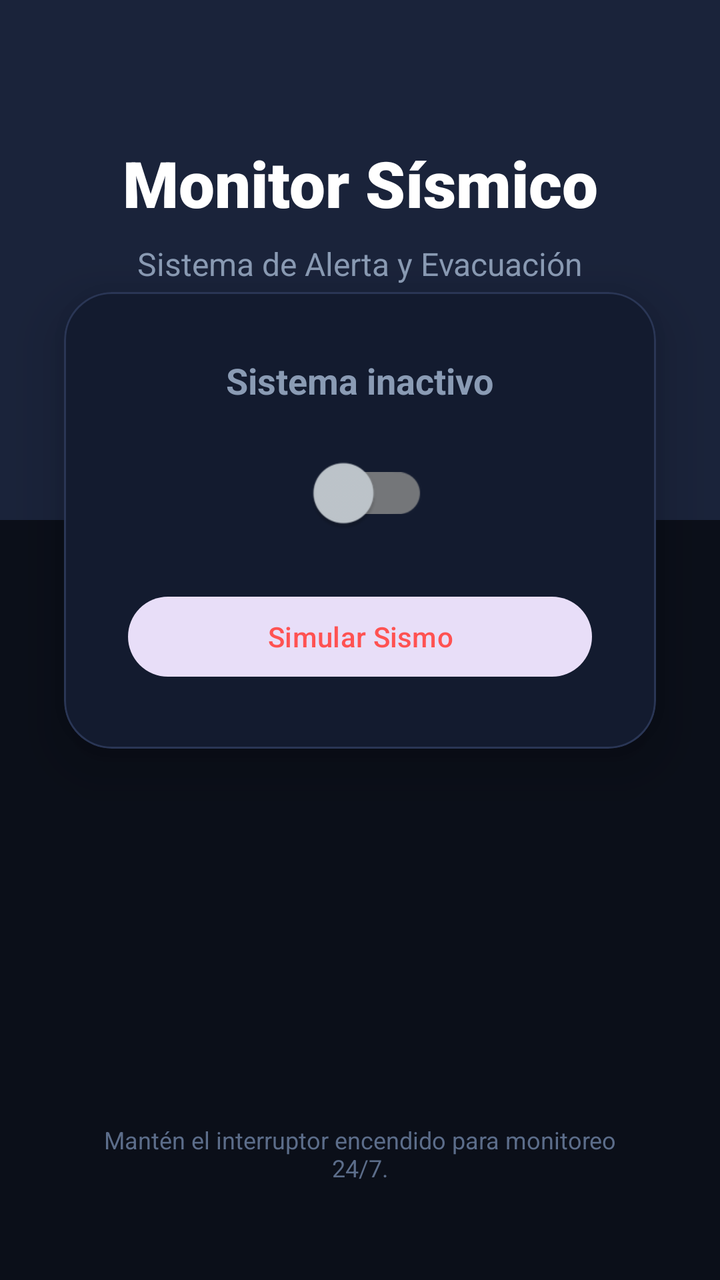
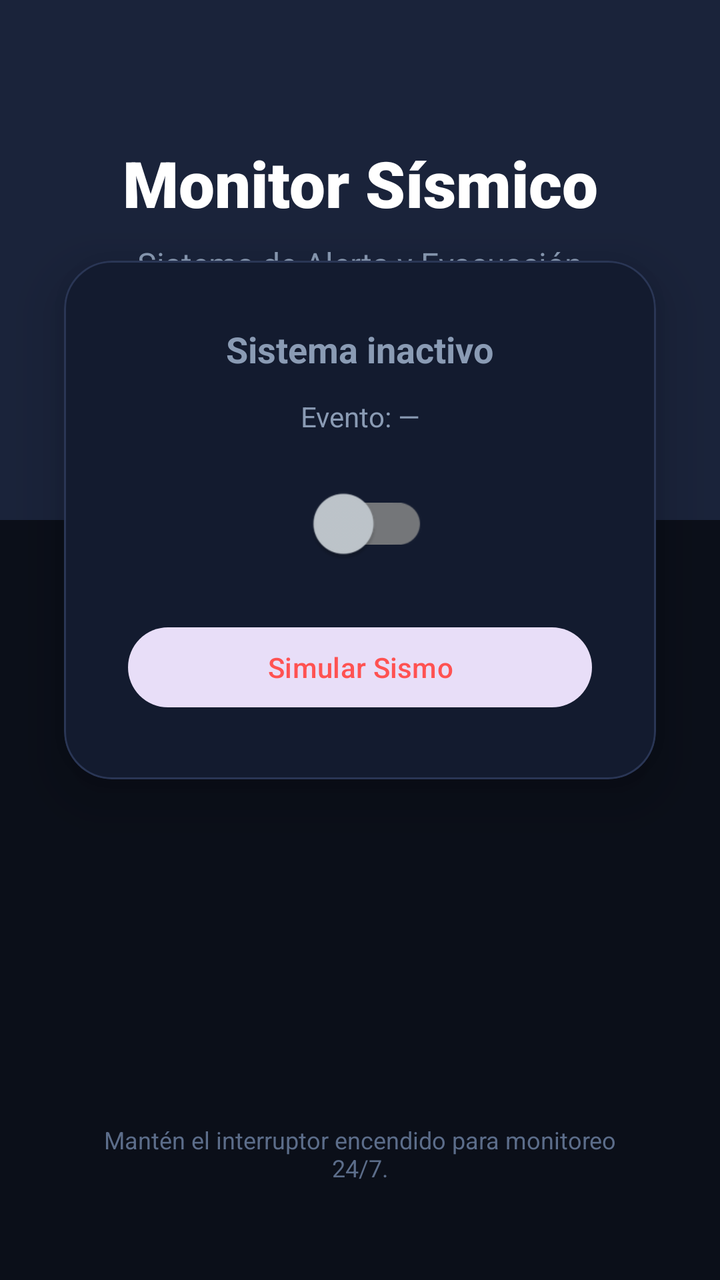

Compare the two renders of this Android layout. The source of the first and the diff that turns it into the second are given below.
<!-- AndroidManifest.xml: application theme Theme.MyApplication -->
<!-- res/layout/activity_main.xml -->
<?xml version="1.0" encoding="utf-8"?>
<androidx.constraintlayout.widget.ConstraintLayout
    xmlns:android="http://schemas.android.com/apk/res/android"
    xmlns:app="http://schemas.android.com/apk/res-auto"
    android:layout_width="match_parent"
    android:layout_height="match_parent"
    android:background="#0B0F19">

    <View
        android:id="@+id/headerBg"
        android:layout_width="match_parent"
        android:layout_height="260dp"
        android:background="#1A233A"
        app:layout_constraintTop_toTopOf="parent" />

    <TextView
        android:id="@+id/tituloApp"
        android:layout_width="wrap_content"
        android:layout_height="wrap_content"
        android:layout_marginTop="70dp"
        android:fontFamily="sans-serif-black"
        android:text="Monitor Sísmico"
        android:textColor="#FFFFFF"
        android:textSize="32sp"
        app:layout_constraintEnd_toEndOf="parent"
        app:layout_constraintStart_toStartOf="parent"
        app:layout_constraintTop_toTopOf="parent" />

    <TextView
        android:id="@+id/subtituloApp"
        android:layout_width="wrap_content"
        android:layout_height="wrap_content"
        android:layout_marginTop="8dp"
        android:text="Sistema de Alerta y Evacuación"
        android:textColor="#8A9BB4"
        android:textSize="16sp"
        app:layout_constraintEnd_toEndOf="parent"
        app:layout_constraintStart_toStartOf="parent"
        app:layout_constraintTop_toBottomOf="@+id/tituloApp" />

    <com.google.android.material.card.MaterialCardView
        android:layout_width="match_parent"
        android:layout_height="wrap_content"
        android:layout_marginHorizontal="32dp"
        app:cardBackgroundColor="#131B2F"
        app:cardCornerRadius="24dp"
        app:cardElevation="16dp"
        app:strokeColor="#2A3655"
        app:strokeWidth="1dp"
        app:layout_constraintBottom_toBottomOf="@+id/headerBg"
        app:layout_constraintTop_toBottomOf="@+id/headerBg"
        app:layout_constraintEnd_toEndOf="parent"
        app:layout_constraintStart_toStartOf="parent">

        <LinearLayout
            android:layout_width="match_parent"
            android:layout_height="wrap_content"
            android:gravity="center"
            android:orientation="vertical"
            android:padding="32dp">

            <TextView
                android:id="@+id/textoEstado"
                android:layout_width="wrap_content"
                android:layout_height="wrap_content"
                android:layout_marginBottom="20dp"
                android:text="Sistema inactivo"
                android:textColor="#8A9BB4"
                android:textSize="18sp"
                android:textStyle="bold" />

            <com.google.android.material.switchmaterial.SwitchMaterial
                android:id="@+id/switchMonitoreo"
                android:layout_width="wrap_content"
                android:layout_height="wrap_content"
                android:scaleX="1.5"
                android:scaleY="1.5"
                app:thumbTint="@color/material_dynamic_neutral_variant80"
                app:trackTint="@color/material_dynamic_neutral50" />

            <com.google.android.material.button.MaterialButton
                android:id="@+id/btnSimular"
                style="@style/Widget.Material3.Button.TonalButton"
                android:layout_width="match_parent"
                android:layout_height="wrap_content"
                android:layout_marginTop="24dp"
                android:text="Simular Sismo"
                android:textColor="#FF5252"
                app:rippleColor="#40FF5252" />

        </LinearLayout>
    </com.google.android.material.card.MaterialCardView>

    <TextView
        android:layout_width="match_parent"
        android:layout_height="wrap_content"
        android:layout_marginHorizontal="40dp"
        android:layout_marginBottom="48dp"
        android:gravity="center"
        android:text="Mantén el interruptor encendido para monitoreo 24/7."
        android:textColor="#5C6D8A"
        android:textSize="12sp"
        app:layout_constraintBottom_toBottomOf="parent" />

</androidx.constraintlayout.widget.ConstraintLayout>
<!-- resources referenced by this layout -->
<resources>
  <style name="Theme.MyApplication" parent="Base.Theme.MyApplication" />
  <style name="Base.Theme.MyApplication" parent="Theme.Material3.DayNight.NoActionBar">
          
          
      </style>
</resources>

<!-- the commit's change to res/layout/activity_main.xml (unified diff, before → after) -->
@@ -63,11 +63,21 @@
                 android:id="@+id/textoEstado"
                 android:layout_width="wrap_content"
                 android:layout_height="wrap_content"
-                android:layout_marginBottom="20dp"
+                android:layout_marginBottom="12dp"
                 android:text="Sistema inactivo"
                 android:textColor="#8A9BB4"
                 android:textSize="18sp"
                 android:textStyle="bold" />
+
+            <TextView
+                android:id="@+id/textoEvento"
+                android:layout_width="match_parent"
+                android:layout_height="wrap_content"
+                android:layout_marginBottom="20dp"
+                android:gravity="center"
+                android:text="Evento: —"
+                android:textColor="#8A9BB4"
+                android:textSize="14sp" />
 
             <com.google.android.material.switchmaterial.SwitchMaterial
                 android:id="@+id/switchMonitoreo"
